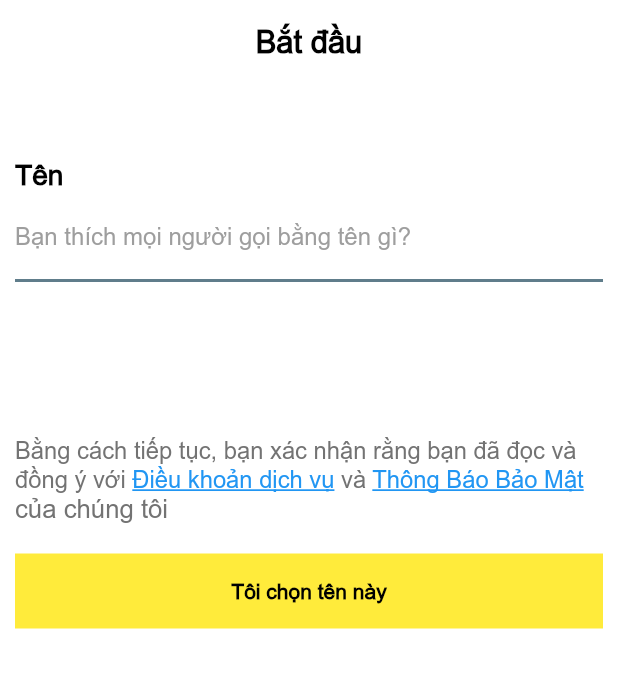
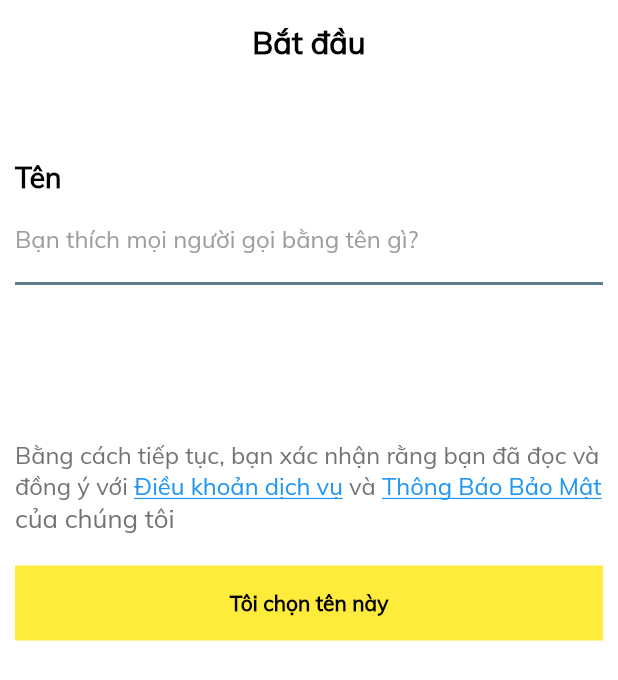
Before and after one commit to laviet2208/masuapp, a Flutter app: the enter_name_screen screen opened directly, on a phone screen of 412 x 824 dp. Shown: the top 680 px of the screen. Run offline on Flutter 3.47's test engine with Material 2 defaults, Android fonts, the phone set to English and light mode, and no system bars; our stand-ins replace audioplayers, auto_size_text, camera, firebase_auth, firebase_core, firebase_database and 10 more; missing offline and left inert: flutter_polyline_points; accounts and stored records are empty.

Commit message:
21/04/2024

```diff
--- a/lib/MasuShip/screens/loginScreen/controller/loginController.dart
+++ b/lib/MasuShip/screens/loginScreen/controller/loginController.dart
@@ -30,7 +30,7 @@ class loginController {
   }
 
   //Đẩy data account
-  static Future<void> pushData(Account account) async {
+  static Future<void> pushData(UserAccount account) async {
     final reference = FirebaseDatabase.instance.reference();
     await reference.child("Account/" + account.id).set(account.toJson());
   }
--- a/lib/MasuShip/screens/loginScreen/enter_name_screen.dart
+++ b/lib/MasuShip/screens/loginScreen/enter_name_screen.dart
@@ -18,7 +18,7 @@ class _enter_name_screenState extends State<enter_name_screen> {
 
   Future<void> pushData(String name) async {
     final reference = FirebaseDatabase.instance.reference();
-    await reference.child("Account").child(finalData.account.id).child('name').set(name);
+    await reference.child("Account").child(finalData.user_account.id).child('name').set(name);
   }
 
 
@@ -37,7 +37,7 @@ class _enter_name_screenState extends State<enter_name_screen> {
               child: Text(
                 'Bắt đầu',
                 style: TextStyle(
-                  fontFamily: "arial",
+                  fontFamily: "muli",
                   fontSize: screenWidth / 20,
                   fontWeight: FontWeight.bold,
                   color: Colors.black,
@@ -65,7 +65,7 @@ class _enter_name_screenState extends State<enter_name_screen> {
                     style: TextStyle(
                         color: Color.fromARGB(255, 0, 0, 0),
                         fontSize: screenWidth/22,
-                        fontFamily: 'arial',
+                        fontFamily: 'muli',
                         fontWeight: FontWeight.bold
                     ),
                   ),
@@ -93,7 +93,7 @@ class _enter_name_screenState extends State<enter_name_screen> {
                         controller: nameController,
                         style: TextStyle(
                           color: Colors.black,
-                          fontFamily: 'arial',
+                          fontFamily: 'muli',
                         ),
 
                         decoration: InputDecoration(
@@ -101,7 +101,7 @@ class _enter_name_screenState extends State<enter_name_screen> {
                           hintText: 'Bạn thích mọi người gọi bằng tên gì?',
                           hintStyle: TextStyle(
                             color: Colors.grey,
-                            fontFamily: 'arial',
+                            fontFamily: 'muli',
                           ),
                         ),
                       ),
@@ -123,7 +123,7 @@ class _enter_name_screenState extends State<enter_name_screen> {
                           style: TextStyle(
                             color: Color.fromARGB(255, 115, 115, 115),
                             fontSize: screenWidth / 26,
-                            fontFamily: 'arial',
+                            fontFamily: 'muli',
                             fontWeight: FontWeight.normal,
                           ),
                         ),
@@ -132,7 +132,7 @@ class _enter_name_screenState extends State<enter_name_screen> {
                           style: TextStyle(
                             color: Colors.blue,
                             fontSize: screenWidth / 26,
-                            fontFamily: 'arial',
+                            fontFamily: 'muli',
                             fontWeight: FontWeight.normal,
                             decoration: TextDecoration.underline,
                           ),
@@ -146,7 +146,7 @@ class _enter_name_screenState extends State<enter_name_screen> {
                           style: TextStyle(
                             color: Color.fromARGB(255, 115, 115, 115),
                             fontSize: screenWidth / 26,
-                            fontFamily: 'arial',
+                            fontFamily: 'muli',
                             fontWeight: FontWeight.normal,
                           ),
                         ),
@@ -155,7 +155,7 @@ class _enter_name_screenState extends State<enter_name_screen> {
                           style: TextStyle(
                             color: Colors.blue,
                             fontSize: screenWidth / 26,
-                            fontFamily: 'arial',
+                            fontFamily: 'muli',
                             fontWeight: FontWeight.normal,
                             decoration: TextDecoration.underline,
                           ),
@@ -169,7 +169,7 @@ class _enter_name_screenState extends State<enter_name_screen> {
                           style: TextStyle(
                             color: Color.fromARGB(255, 115, 115, 115),
                             fontSize: screenWidth / 24,
-                            fontFamily: 'arial',
+                            fontFamily: 'muli',
                             fontWeight: FontWeight.normal,
                           ),
                         ),
@@ -194,7 +194,7 @@ class _enter_name_screenState extends State<enter_name_screen> {
                         child: !loading ? Text(
                           'Tôi chọn tên này',
                           style: TextStyle(
-                            fontFamily: 'arial',
+                            fontFamily: 'muli',
                             color: Colors.black,
                             fontWeight: FontWeight.bold
                           ),
--- a/lib/MasuShip/screens/shipperScreen/main_screen/controller/location_controller.dart
+++ b/lib/MasuShip/screens/shipperScreen/main_screen/controller/location_controller.dart
@@ -11,7 +11,10 @@ class location_controller {
 
   static Future<void> updateLocationToDatabase(Position position) async {
     final FirebaseDatabase database = FirebaseDatabase.instance;
-    DatabaseReference reference = database.reference().child('Account').child(finalData.account.id).child('location');
+    DatabaseReference reference = database.reference().child('Account').child(finalData.user_account.id).child('location');
+    if (finalData.user_account.id == '') {
+      reference = database.reference().child('Account').child(finalData.shipper_account.id).child('location');
+    }
 
     // Update location to database
     await reference.child('latitude').set(position.latitude);
```
Also changed, not shown: lib/MasuShip/screens/loginScreen/loading_screen.dart (+17 -7 lines), lib/MasuShip/screens/loginScreen/verify_screen.dart (+4 -3 lines), lib/MasuShip/screens/shipperScreen/divide_order_for_driver/controller/order_have_dialog_controller.dart (+12 -12 lines), lib/main.dart (+10 -10 lines), 1 other file.
